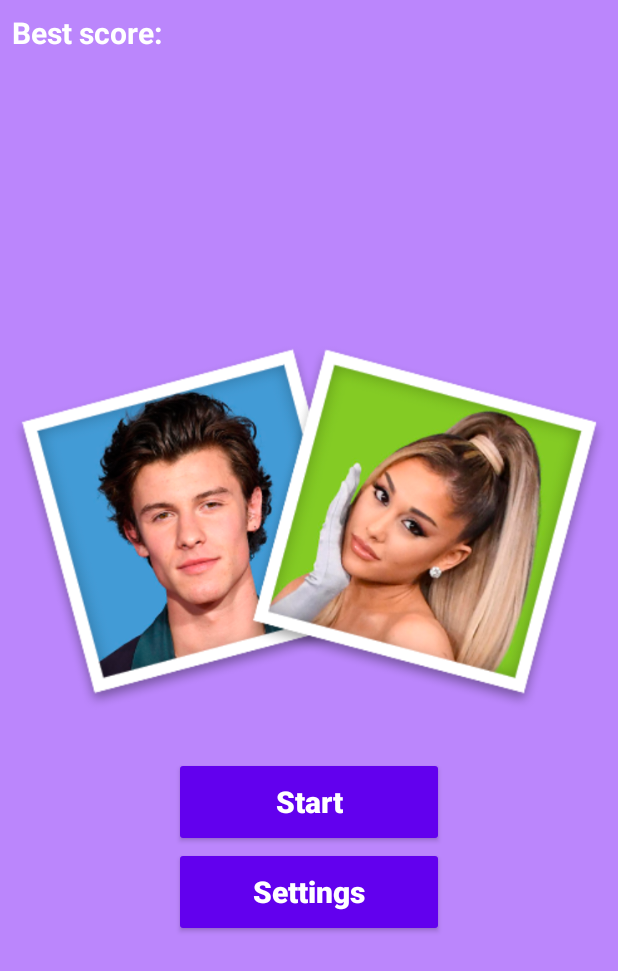
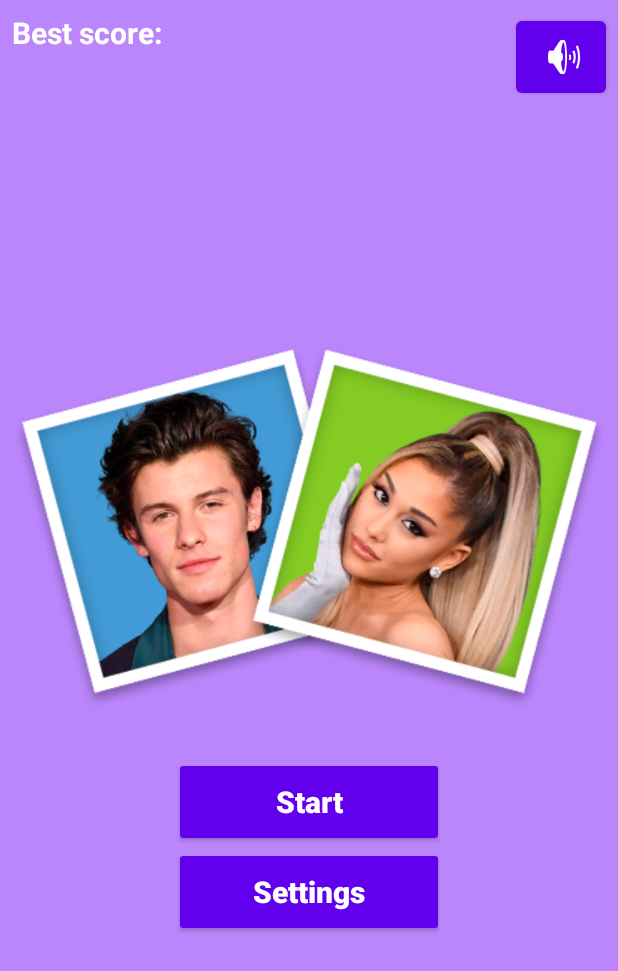
Before and after one commit to paveln0366/GuessTheCelebrity, an Android app: the screen it shows after launch (StartActivity), on a phone screen of 412 x 824 dp. Shown: the top 971 px of the screen. Run offline under Robolectric (Android 15) with nearby library versions, the phone set to English and light mode, and no system bars.

Commit message:
feat: add switch volume button

```diff
--- a/app/src/main/res/layout/activity_start.xml
+++ b/app/src/main/res/layout/activity_start.xml
@@ -52,4 +52,15 @@
         app:layout_constraintTop_toTopOf="parent"
         tools:text="15" />
 
+    <Button
+        android:id="@+id/btnVolume"
+        android:layout_width="60dp"
+        android:layout_height="60dp"
+        android:layout_margin="8dp"
+        android:drawableLeft="@android:drawable/ic_lock_silent_mode_off"
+        app:layout_constraintEnd_toEndOf="parent"
+        app:layout_constraintTop_toTopOf="parent" />
+
 </androidx.constraintlayout.widget.ConstraintLayout>
+<!--    android:background="@android:drawable/ic_lock_silent_mode_off"-->
+<!--    app:icon="@android:drawable/ic_lock_silent_mode_off"-->
```
Also changed, not shown: app/src/main/java/com/pavelpotapov/guessthecelebrity/activities/StartActivity.kt (+22 -0 lines), app/src/main/java/com/pavelpotapov/guessthecelebrity/services/SoundService.kt (+21 -1 lines).
